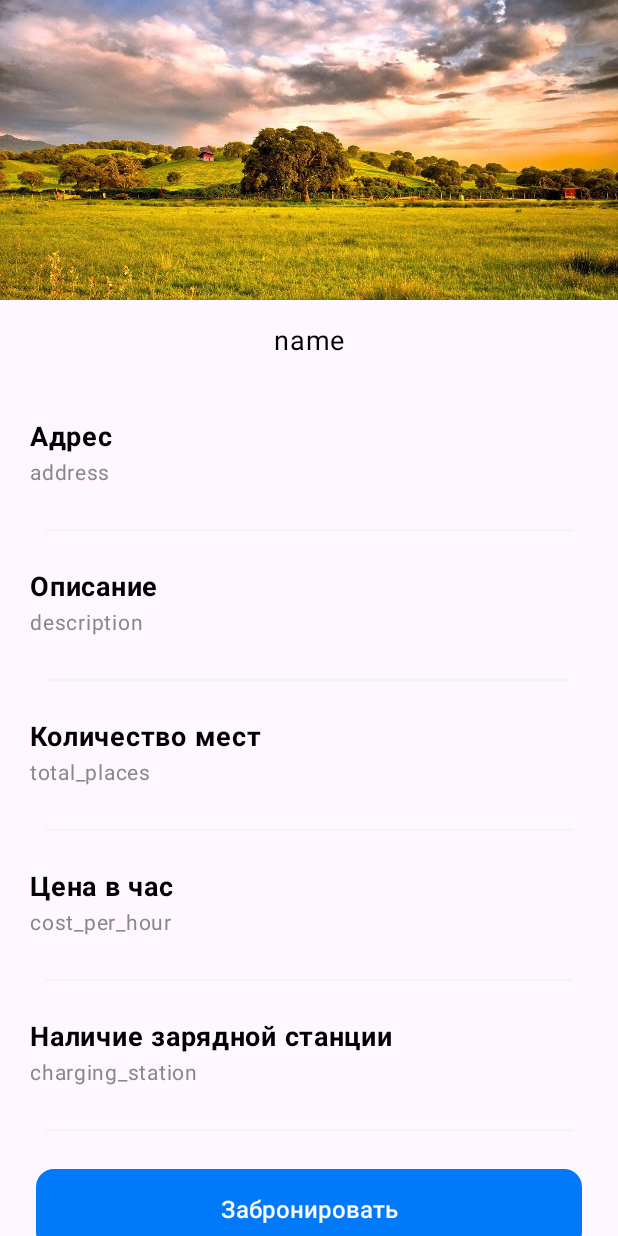
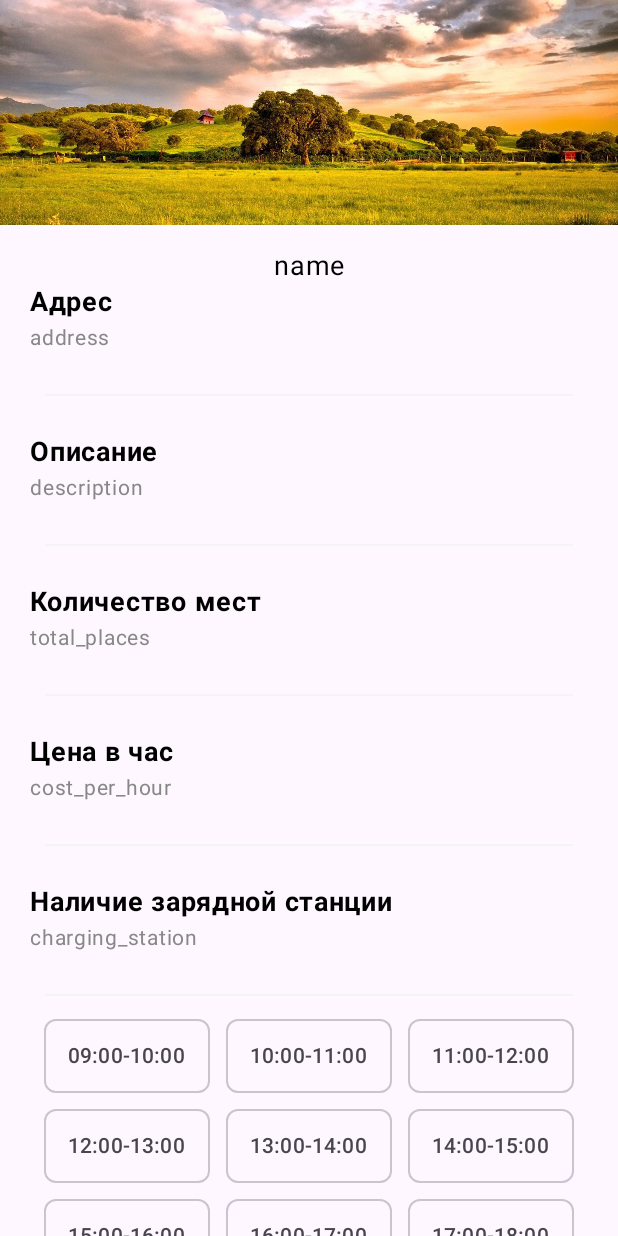
Before and after one commit to Kaz1deX/SmartParking, an Android app built with Jetpack Compose: the ChoiceParkingScreen screen opened through its navigation route, on a phone screen of 412 x 824 dp. Run offline under Robolectric (Android 15) with nearby library versions, the phone set to English and light mode, and no system bars.

Commit message:
Added parking time selection

```diff
--- a/app/src/main/java/com/example/smartparking/data/api/ApiRoutes.kt
+++ b/app/src/main/java/com/example/smartparking/data/api/ApiRoutes.kt
@@ -1,7 +1,7 @@
 package com.example.smartparking.data.api
 
 object ApiRoutes {
-    const val BASE_URL = "https://997d-194-226-11-155.ngrok-free.app"
+    const val BASE_URL = "https://2e4b-194-226-11-155.ngrok-free.app"
     const val AUTHENTICATE = "/login"
     const val REGISTRATION = "/register"
     const val CARS = "/cars"
--- a/app/src/main/java/com/example/smartparking/ui/screen/map/ChoiceParkingScreen.kt
+++ b/app/src/main/java/com/example/smartparking/ui/screen/map/ChoiceParkingScreen.kt
@@ -2,23 +2,37 @@ package com.example.smartparking.ui.screen.map
 
 import android.app.Activity
 import android.content.Context
+import android.widget.Toast
 import androidx.compose.foundation.Image
 import androidx.compose.foundation.layout.Box
 import androidx.compose.foundation.layout.Column
+import androidx.compose.foundation.layout.ExperimentalLayoutApi
+import androidx.compose.foundation.layout.FlowRow
 import androidx.compose.foundation.layout.Spacer
 import androidx.compose.foundation.layout.fillMaxSize
 import androidx.compose.foundation.layout.fillMaxWidth
 import androidx.compose.foundation.layout.height
 import androidx.compose.foundation.layout.padding
+import androidx.compose.foundation.lazy.LazyRow
+import androidx.compose.foundation.lazy.items
 import androidx.compose.foundation.rememberScrollState
 import androidx.compose.foundation.shape.RoundedCornerShape
 import androidx.compose.foundation.verticalScroll
+import androidx.compose.material.Chip
+import androidx.compose.material.ExperimentalMaterialApi
 import androidx.compose.material3.Button
 import androidx.compose.material3.ButtonDefaults
 import androidx.compose.material3.Divider
+import androidx.compose.material3.ExperimentalMaterial3Api
+import androidx.compose.material3.FilterChip
+import androidx.compose.material3.FilterChipDefaults
 import androidx.compose.material3.MaterialTheme
 import androidx.compose.material3.Text
 import androidx.compose.runtime.Composable
+import androidx.compose.runtime.getValue
+import androidx.compose.runtime.mutableStateOf
+import androidx.compose.runtime.remember
+import androidx.compose.runtime.setValue
 import androidx.compose.ui.Alignment
 import androidx.compose.ui.Modifier
 import androidx.compose.ui.graphics.Color
@@ -36,8 +50,10 @@ import androidx.navigation.NavHostController
 import androidx.navigation.compose.rememberNavController
 import com.example.smartparking.App
 import com.example.smartparking.R
+import com.example.smartparking.ui.theme.Blue
 import com.example.smartparking.ui.theme.DividerGrey
 
+@OptIn(ExperimentalLayoutApi::class)
 @Composable
 fun ChoiceParkingScreen(navController: NavHostController, context: Context) {
 
@@ -52,6 +68,20 @@ fun ChoiceParkingScreen(navController: NavHostController, context: Context) {
         )
     )
 
+    val times = listOf(
+        "09:00-10:00",
+        "10:00-11:00",
+        "11:00-12:00",
+        "12:00-13:00",
+        "13:00-14:00",
+        "14:00-15:00",
+        "15:00-16:00",
+        "16:00-17:00",
+        "17:00-18:00",
+        "18:00-19:00",
+        "20:00-21:00"
+    )
+
     Column (
         horizontalAlignment = Alignment.CenterHorizontally,
         modifier = Modifier
@@ -63,7 +93,7 @@ fun ChoiceParkingScreen(navController: NavHostController, context: Context) {
             contentDescription = null,
             contentScale = ContentScale.Crop,
             modifier = Modifier
-                .height(200.dp)
+                .height(150.dp)
         )
         Spacer(
             modifier = Modifier
@@ -75,10 +105,6 @@ fun ChoiceParkingScreen(navController: NavHostController, context: Context) {
             color = Color.Black,
             fontSize = 18.sp,
             textAlign = TextAlign.Center
-        )
-        Spacer(
-            modifier = Modifier
-                .padding(top = 40.dp)
         )
 
         Column (
@@ -191,13 +217,22 @@ fun ChoiceParkingScreen(navController: NavHostController, context: Context) {
             )
             Divider(
                 modifier = Modifier
-                    .padding(start = 30.dp, end = 30.dp, top = 25.dp, bottom = 25.dp),
+                    .padding(start = 30.dp, end = 30.dp, top = 25.dp, bottom = 10.dp),
                 thickness = 1.dp,
                 color = DividerGrey
             )
         }
+
+        FlowRow(
+            modifier = Modifier.padding(start = 16.dp, end = 16.dp, bottom = 15.dp)
+        ) {
+            times.forEach {
+                ActionChips(item = it)
+            }
+        }
+
         Box(
-            modifier = Modifier.padding(start = 24.dp, end = 24.dp, bottom = 24.dp),
+            modifier = Modifier.padding(start = 22.dp, end = 22.dp, bottom = 24.dp),
             contentAlignment = Alignment.CenterStart
         ) {
             Button(
@@ -222,6 +257,34 @@ fun ChoiceParkingScreen(navController: NavHostController, context: Context) {
     }
 }
 
+@OptIn(ExperimentalMaterialApi::class, ExperimentalMaterial3Api::class)
+@Composable
+fun ActionChips(item: String) {
+//    Chip(
+//        modifier = Modifier
+//            .padding(8.dp),
+//        onClick = {
+//
+//        }
+//    ) {
+//        Text(text = item)
+//    }
+    var isSelectedChip by remember { mutableStateOf(false) }
+    FilterChip(
+        selected = isSelectedChip,
+        modifier = Modifier
+            .height(60.dp)
+            .padding(5.dp),
+        onClick = {
+            isSelectedChip = !isSelectedChip
+        },
+        label = {
+            Text(item)
+        },
+        colors = FilterChipDefaults.filterChipColors(selectedContainerColor = Blue, selectedLabelColor = Color.White)
+    )
+}
+
 @Preview
 @Composable
 fun ChoiceParkingScreenPreview() {
```
